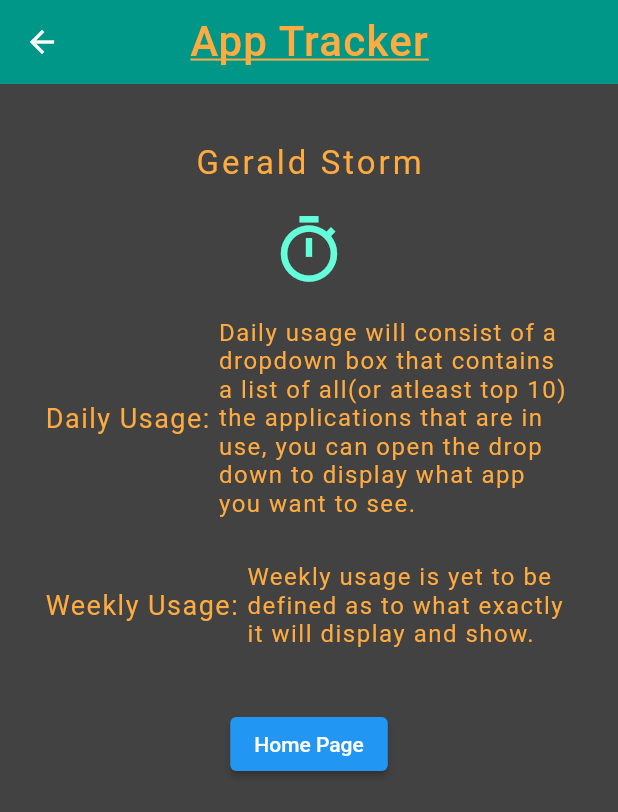
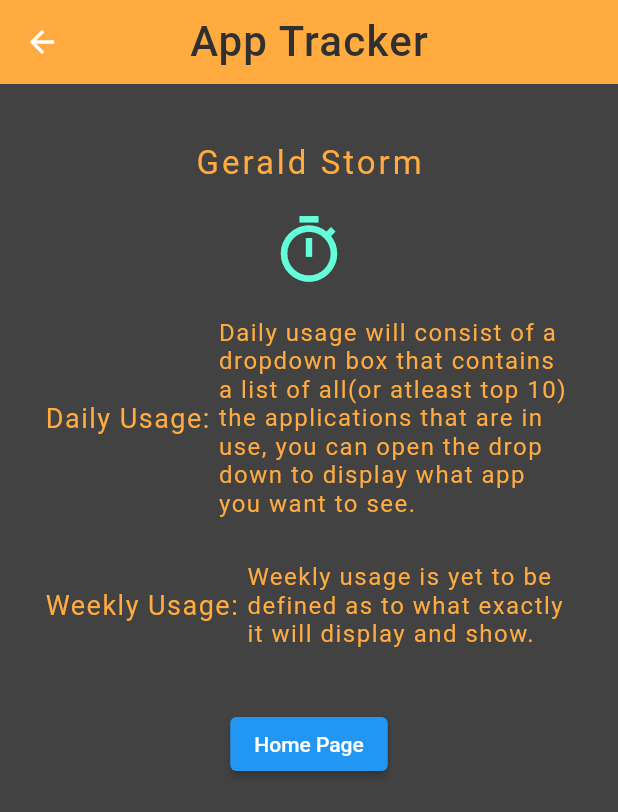
Before and after one commit to RPoolman/App-Usage, a Flutter app: the screen it shows after launch, after a tap on "Personal Stats", on a phone screen of 412 x 824 dp. Shown: the top 812 px of the screen. Run offline on Flutter 3.47's test engine with Material 2 defaults, Android fonts, the phone set to English and light mode, and no system bars.

Commit message:
color scheme update
updated my color scheme of the app bar to be more appealing

```diff
--- a/flutter_app/lib/Stats.dart
+++ b/flutter_app/lib/Stats.dart
@@ -7,9 +7,9 @@ class StatScreen extends StatelessWidget {
     return Scaffold(
       backgroundColor: Colors.grey[800],
       appBar: AppBar(
-        title: Text('App Tracker',style: TextStyle(color: Colors.orangeAccent,letterSpacing: 0.8, fontSize: 28, decoration: TextDecoration.underline)),
+        title: Text('App Tracker',style: TextStyle(color: Colors.grey[850],letterSpacing: 0.8, fontSize: 28,)),
         centerTitle: true,
-        backgroundColor: Colors.teal,
+        backgroundColor: Colors.orangeAccent,
         elevation: 0,
       ),
       body: Padding(
--- a/flutter_app/lib/main.dart
+++ b/flutter_app/lib/main.dart
@@ -12,9 +12,9 @@ class LandingPage extends StatelessWidget {
     return Scaffold(
       backgroundColor: Colors.grey[800],
       appBar: AppBar(
-        title: Text('App Tracker',style: TextStyle(color: Colors.orangeAccent,letterSpacing: 0.8, fontSize: 28, decoration: TextDecoration.underline)),
+        title: Text('App Tracker',style: TextStyle(color: Colors.grey[850],letterSpacing: 0.8, fontSize: 28,)),
         centerTitle: true,
-        backgroundColor: Colors.teal,
+        backgroundColor: Colors.orangeAccent,
         elevation: 0,
       ),
       body: Padding(
```
